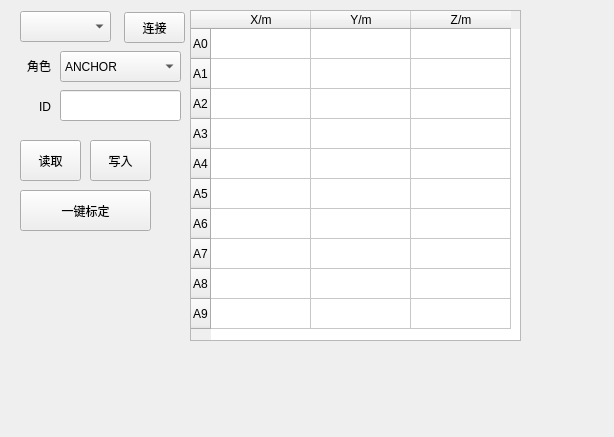
This is UAVManage/placeinfodialog.ui in gessd/UAVManage as Qt 5 draws it before an edit. The edited form follows.
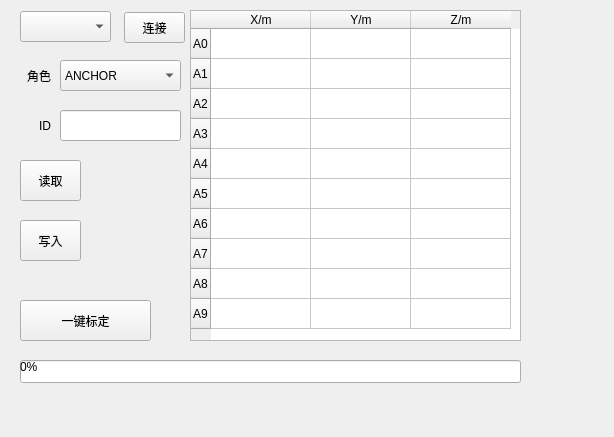
This is the edited form.

```diff
--- a/UAVManage/placeinfodialog.ui
+++ b/UAVManage/placeinfodialog.ui
@@ -13,6 +13,9 @@
   <property name="windowTitle">
    <string>基站标定</string>
   </property>
+  <property name="styleSheet">
+   <string notr="true"/>
+  </property>
   <widget class="QToolButton" name="btnComOpen">
    <property name="geometry">
     <rect>
@@ -40,7 +43,7 @@
    <property name="geometry">
     <rect>
      <x>20</x>
-     <y>140</y>
+     <y>160</y>
      <width>61</width>
      <height>41</height>
     </rect>
@@ -52,8 +55,8 @@
   <widget class="QToolButton" name="btnWrite">
    <property name="geometry">
     <rect>
-     <x>90</x>
-     <y>140</y>
+     <x>20</x>
+     <y>220</y>
      <width>61</width>
      <height>41</height>
     </rect>
@@ -66,7 +69,7 @@
    <property name="geometry">
     <rect>
      <x>20</x>
-     <y>190</y>
+     <y>300</y>
      <width>131</width>
      <height>41</height>
     </rect>
@@ -79,7 +82,7 @@
    <property name="geometry">
     <rect>
      <x>60</x>
-     <y>51</y>
+     <y>60</y>
      <width>121</width>
      <height>31</height>
     </rect>
@@ -104,7 +107,7 @@
    <property name="geometry">
     <rect>
      <x>10</x>
-     <y>50</y>
+     <y>60</y>
      <width>41</width>
      <height>31</height>
     </rect>
@@ -201,7 +204,7 @@
    <property name="geometry">
     <rect>
      <x>60</x>
-     <y>90</y>
+     <y>110</y>
      <width>121</width>
      <height>31</height>
     </rect>
@@ -211,7 +214,7 @@
    <property name="geometry">
     <rect>
      <x>10</x>
-     <y>91</y>
+     <y>110</y>
      <width>41</width>
      <height>31</height>
     </rect>
@@ -223,6 +226,25 @@
     <set>Qt::AlignRight|Qt::AlignTrailing|Qt::AlignVCenter</set>
    </property>
   </widget>
+  <widget class="QProgressBar" name="progressBar">
+   <property name="geometry">
+    <rect>
+     <x>20</x>
+     <y>360</y>
+     <width>501</width>
+     <height>23</height>
+    </rect>
+   </property>
+   <property name="styleSheet">
+    <string notr="true">QProgressBar::chunk{border-radius:10px;}</string>
+   </property>
+   <property name="maximum">
+    <number>300</number>
+   </property>
+   <property name="value">
+    <number>0</number>
+   </property>
+  </widget>
  </widget>
  <layoutdefault spacing="6" margin="11"/>
  <resources/>
```
